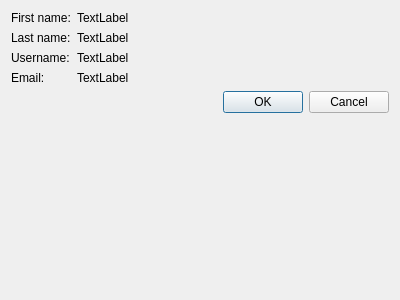
Before: the Qt Designer form StudyGroupFormer/AllGroups.ui in vu035/StudyGroupApp, drawn with Qt 5.
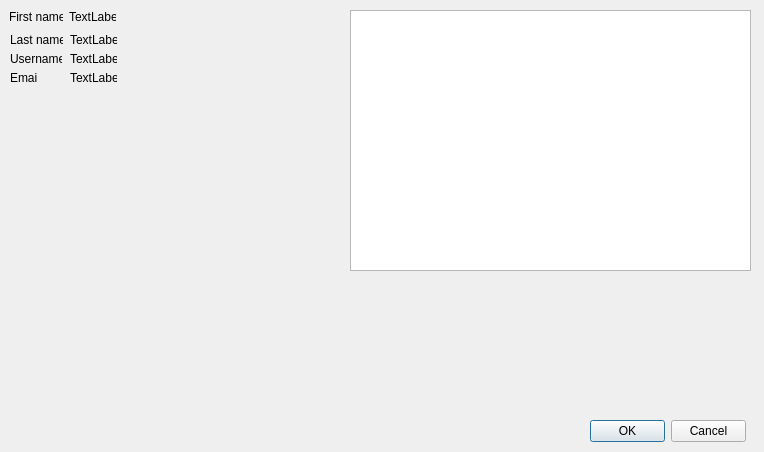
After: the same form once the commit is applied.

What changed in the file:
```diff
--- a/StudyGroupFormer/AllGroups.ui
+++ b/StudyGroupFormer/AllGroups.ui
@@ -6,72 +6,126 @@
    <rect>
     <x>0</x>
     <y>0</y>
-    <width>400</width>
-    <height>300</height>
+    <width>764</width>
+    <height>452</height>
    </rect>
   </property>
   <property name="windowTitle">
    <string>Form</string>
   </property>
-  <layout class="QFormLayout" name="formLayout">
-   <item row="0" column="0">
     <widget class="QLabel" name="label">
+   <property name="geometry">
+    <rect>
+     <x>9</x>
+     <y>9</y>
+     <width>54</width>
+     <height>16</height>
+    </rect>
+   </property>
      <property name="text">
       <string>First name:</string>
      </property>
     </widget>
-   </item>
-   <item row="0" column="1">
     <widget class="QLabel" name="firstnamelabel">
+   <property name="geometry">
+    <rect>
+     <x>69</x>
+     <y>9</y>
+     <width>47</width>
+     <height>16</height>
+    </rect>
+   </property>
      <property name="text">
       <string>TextLabel</string>
      </property>
     </widget>
-   </item>
-   <item row="1" column="0">
     <widget class="QLabel" name="label_2">
+   <property name="geometry">
+    <rect>
+     <x>10</x>
+     <y>32</y>
+     <width>53</width>
+     <height>16</height>
+    </rect>
+   </property>
      <property name="text">
       <string>Last name:</string>
      </property>
     </widget>
-   </item>
-   <item row="1" column="1">
     <widget class="QLabel" name="lastnamelabel">
+   <property name="geometry">
+    <rect>
+     <x>70</x>
+     <y>32</y>
+     <width>47</width>
+     <height>16</height>
+    </rect>
+   </property>
      <property name="text">
       <string>TextLabel</string>
      </property>
     </widget>
-   </item>
-   <item row="2" column="0">
     <widget class="QLabel" name="label_3">
+   <property name="geometry">
+    <rect>
+     <x>10</x>
+     <y>51</y>
+     <width>52</width>
+     <height>16</height>
+    </rect>
+   </property>
      <property name="text">
       <string>Username:</string>
      </property>
     </widget>
-   </item>
-   <item row="2" column="1">
     <widget class="QLabel" name="usernamelabel">
+   <property name="geometry">
+    <rect>
+     <x>70</x>
+     <y>51</y>
+     <width>47</width>
+     <height>16</height>
+    </rect>
+   </property>
      <property name="text">
       <string>TextLabel</string>
      </property>
     </widget>
-   </item>
-   <item row="3" column="0">
     <widget class="QLabel" name="label_4">
+   <property name="geometry">
+    <rect>
+     <x>10</x>
+     <y>70</y>
+     <width>28</width>
+     <height>16</height>
+    </rect>
+   </property>
      <property name="text">
       <string>Email:</string>
      </property>
     </widget>
-   </item>
-   <item row="3" column="1">
     <widget class="QLabel" name="emaillabel">
+   <property name="geometry">
+    <rect>
+     <x>70</x>
+     <y>70</y>
+     <width>47</width>
+     <height>16</height>
+    </rect>
+   </property>
      <property name="text">
       <string>TextLabel</string>
      </property>
     </widget>
-   </item>
-   <item row="4" column="1">
     <widget class="QDialogButtonBox" name="buttonBox">
+   <property name="geometry">
+    <rect>
+     <x>590</x>
+     <y>420</y>
+     <width>156</width>
+     <height>23</height>
+    </rect>
+   </property>
      <property name="orientation">
       <enum>Qt::Horizontal</enum>
      </property>
@@ -79,8 +133,16 @@
       <set>QDialogButtonBox::Cancel|QDialogButtonBox::Ok</set>
      </property>
     </widget>
-   </item>
-  </layout>
+  <widget class="QTableWidget" name="Usergroup">
+   <property name="geometry">
+    <rect>
+     <x>350</x>
+     <y>10</y>
+     <width>401</width>
+     <height>261</height>
+    </rect>
+   </property>
+  </widget>
  </widget>
  <resources/>
  <connections>
```
Lines whose indentation alone changed are shown as unchanged.
